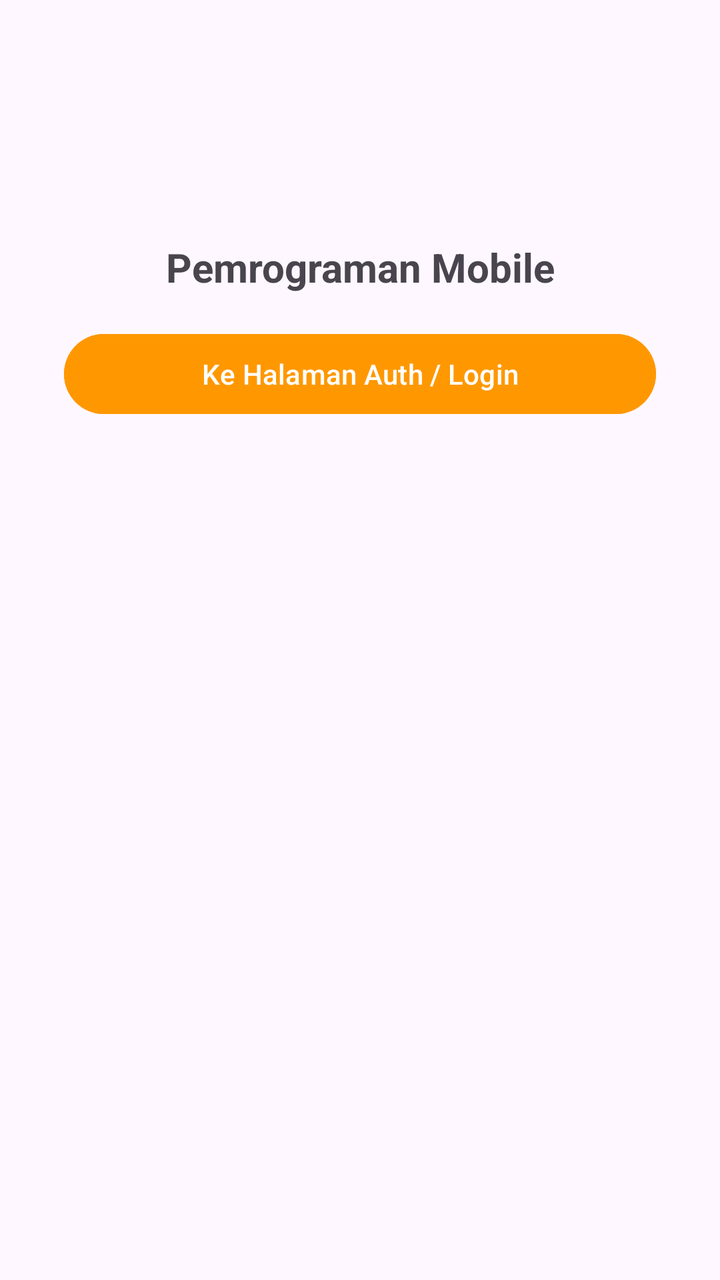
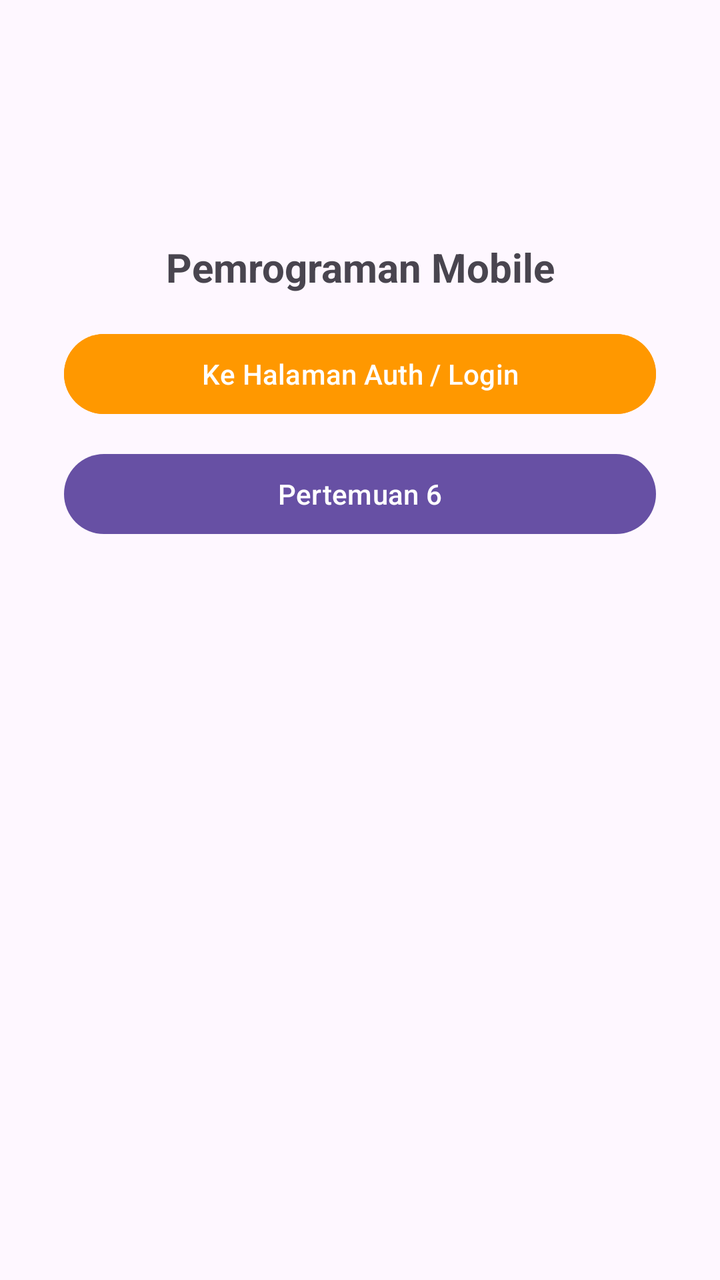

An Android layout rendered at two revisions. The XML below is the earlier revision; the diff shows what the commit changed to produce the second picture.
<!-- AndroidManifest.xml: application theme Theme.Mars_farhan3TIE -->
<!-- res/layout/activity_main.xml -->
<?xml version="1.0" encoding="utf-8"?>
<androidx.constraintlayout.widget.ConstraintLayout xmlns:android="http://schemas.android.com/apk/res/android"
    xmlns:app="http://schemas.android.com/apk/res-auto"
    xmlns:tools="http://schemas.android.com/tools"
    android:id="@+id/main"
    android:layout_width="match_parent"
    android:layout_height="match_parent"
    tools:context="com.example.mars_farhan3tie.MainActivity">

    <TextView
        android:id="@+id/textView3"
        android:layout_width="wrap_content"
        android:layout_height="wrap_content"
        android:layout_marginTop="120dp"
        android:text="Pemrograman Mobile"
        android:textSize="20sp"
        android:textStyle="bold"
        app:layout_constraintEnd_toEndOf="parent"
        app:layout_constraintStart_toStartOf="parent"
        app:layout_constraintTop_toTopOf="parent" />


    
    <Button
        android:id="@+id/btnToAuth"
        android:layout_width="0dp"
        android:layout_height="wrap_content"
        android:layout_marginHorizontal="32dp"
        android:layout_marginTop="16dp"
        android:backgroundTint="#FF9800"
        android:text="Ke Halaman Auth / Login"
        android:textColor="#FFFFFF"
        app:layout_constraintEnd_toEndOf="parent"
        app:layout_constraintStart_toStartOf="parent"
        app:layout_constraintTop_toBottomOf="@id/textView3" />

</androidx.constraintlayout.widget.ConstraintLayout>
<!-- resources referenced by this layout -->
<resources>
  <style name="Theme.Mars_farhan3TIE" parent="Base.Theme.Mars_farhan3TIE" />
  <style name="Base.Theme.Mars_farhan3TIE" parent="Theme.Material3.DayNight.NoActionBar">
          
          
      </style>
</resources>

<!-- the commit's change to res/layout/activity_main.xml (unified diff, before → after) -->
@@ -19,7 +19,6 @@
         app:layout_constraintStart_toStartOf="parent"
         app:layout_constraintTop_toTopOf="parent" />
 
-
     
     <Button
         android:id="@+id/btnToAuth"
@@ -34,4 +33,16 @@
         app:layout_constraintStart_toStartOf="parent"
         app:layout_constraintTop_toBottomOf="@id/textView3" />
 
+    
+    <Button
+        android:id="@+id/btnPertemuan6"
+        android:layout_width="0dp"
+        android:layout_height="wrap_content"
+        android:layout_marginHorizontal="32dp"
+        android:layout_marginTop="12dp"
+        android:text="Pertemuan 6"
+        app:layout_constraintEnd_toEndOf="parent"
+        app:layout_constraintStart_toStartOf="parent"
+        app:layout_constraintTop_toBottomOf="@id/btnToAuth" />
+
 </androidx.constraintlayout.widget.ConstraintLayout>
